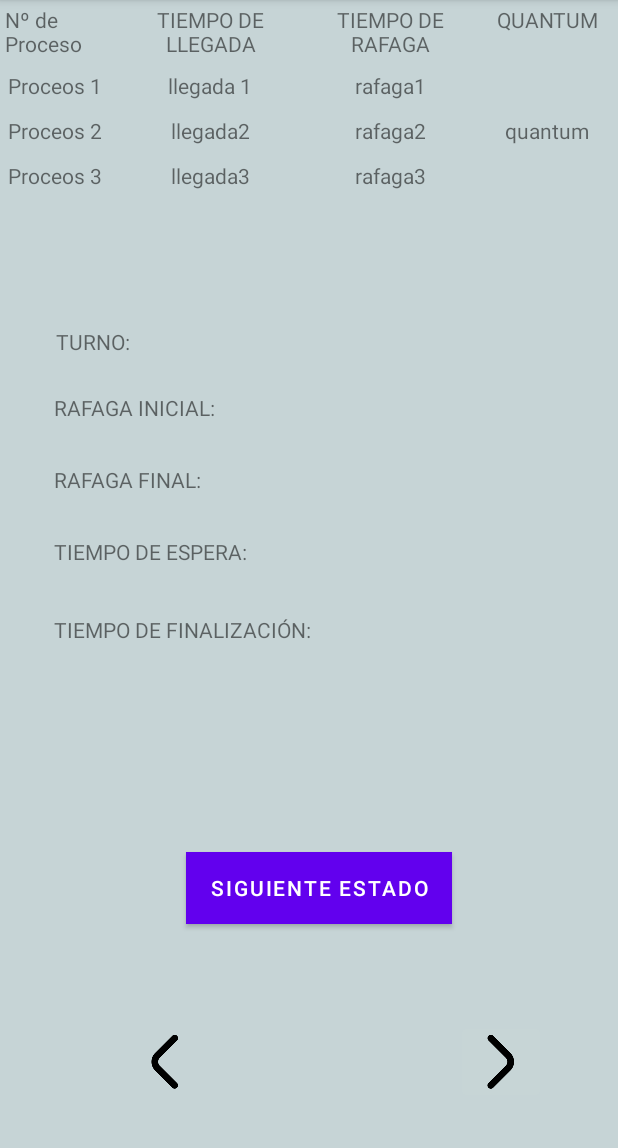
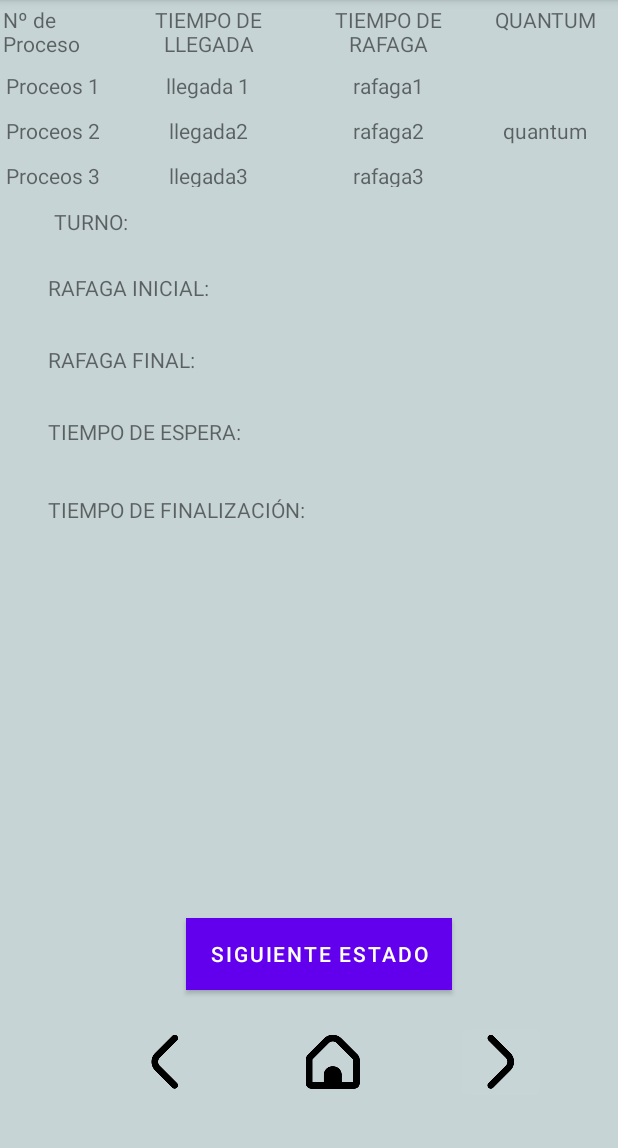
Before and after one commit to sebsbas/Planificaci-nRoundRobin, an Android app: the Example2 screen opened directly, with no data from a screen before it, on a phone screen of 412 x 824 dp, the part 84-1232 px from its top. Run offline under Robolectric (Android 15) with nearby library versions, the light colour scheme and no system bars.

Commit message:
Terminaciones finales.

```diff
--- a/app/src/main/java/com/example/planificacinroundrobin/Example2.java
+++ b/app/src/main/java/com/example/planificacinroundrobin/Example2.java
@@ -128,10 +128,7 @@ public class Example2 extends AppCompatActivity {
                     switch(currentPos[pos-1]){
                         case 1:
                             if(!p1){
-                                Toast.makeText(Example2.this, "caso 1", Toast.LENGTH_SHORT).show();
                                 if(r1>q){
-                                    Toast.makeText(Example2.this, "caso 1 a", Toast.LENGTH_SHORT).show();
-
                                     et+=q;
                                     turno.setText("Proceso 1");
                                     rIni.setText(""+r1+"");
@@ -168,8 +165,6 @@ public class Example2 extends AppCompatActivity {
                                     tEs.setText(""+e2+"");
                                     tFin.setText("No finalizado");
                                 }else{
-                                    Toast.makeText(Example2.this, "caso 2 b", Toast.LENGTH_SHORT).show();
-
                                     et+=r2;
                                     turno.setText("Proceso 2");
                                     rIni.setText(""+r2+"");
--- a/app/src/main/res/layout/activity_example2.xml
+++ b/app/src/main/res/layout/activity_example2.xml
@@ -6,100 +6,6 @@
     android:layout_height="match_parent"
     android:background="#C6D4D6"
     tools:context=".Example2">
-
-    <TextView
-        android:id="@+id/textTituFinales"
-        android:layout_width="313dp"
-        android:layout_height="31dp"
-        android:layout_marginStart="36dp"
-        android:layout_marginTop="100dp"
-        app:layout_constraintStart_toStartOf="parent"
-        app:layout_constraintTop_toBottomOf="@+id/txtFinalizacion" />
-
-    <TextView
-        android:id="@+id/textView8"
-        android:layout_width="wrap_content"
-        android:layout_height="wrap_content"
-        android:layout_marginStart="36dp"
-        android:layout_marginTop="244dp"
-        android:text="TIEMPO DE FINALIZACIÓN:"
-        app:layout_constraintStart_toStartOf="parent"
-        app:layout_constraintTop_toBottomOf="@+id/tblInf" />
-
-    <TextView
-        android:id="@+id/txtTurno"
-        android:layout_width="77dp"
-        android:layout_height="25dp"
-        android:layout_marginStart="112dp"
-        android:layout_marginTop="52dp"
-        app:layout_constraintStart_toStartOf="parent"
-        app:layout_constraintTop_toBottomOf="@+id/tblInf" />
-
-    <TextView
-        android:id="@+id/txtFinalizacion"
-        android:layout_width="140dp"
-        android:layout_height="25dp"
-        android:layout_marginStart="224dp"
-        android:layout_marginTop="244dp"
-        app:layout_constraintStart_toStartOf="parent"
-        app:layout_constraintTop_toBottomOf="@+id/tblInf" />
-
-    <TextView
-        android:id="@+id/txtTEspera"
-        android:layout_width="77dp"
-        android:layout_height="25dp"
-        android:layout_marginStart="192dp"
-        android:layout_marginTop="192dp"
-        app:layout_constraintStart_toStartOf="parent"
-        app:layout_constraintTop_toBottomOf="@+id/tblInf" />
-
-    <TextView
-        android:id="@+id/txtRInicial"
-        android:layout_width="77dp"
-        android:layout_height="25dp"
-        android:layout_marginStart="164dp"
-        android:layout_marginTop="96dp"
-        app:layout_constraintStart_toStartOf="parent"
-        app:layout_constraintTop_toBottomOf="@+id/tblInf" />
-
-    <TextView
-        android:id="@+id/txtRFinal"
-        android:layout_width="77dp"
-        android:layout_height="22dp"
-        android:layout_marginStart="164dp"
-        android:layout_marginTop="144dp"
-        app:layout_constraintStart_toStartOf="parent"
-        app:layout_constraintTop_toBottomOf="@+id/tblInf" />
-
-    <TextView
-        android:id="@+id/textView6"
-        android:layout_width="wrap_content"
-        android:layout_height="wrap_content"
-        android:layout_marginStart="36dp"
-        android:layout_marginTop="192dp"
-        android:text="TIEMPO DE ESPERA:"
-        app:layout_constraintStart_toStartOf="parent"
-        app:layout_constraintTop_toBottomOf="@+id/tblInf" />
-
-    <TextView
-        android:id="@+id/textView5"
-        android:layout_width="wrap_content"
-        android:layout_height="wrap_content"
-        android:layout_marginStart="36dp"
-        android:layout_marginTop="144dp"
-        android:text="RAFAGA FINAL:"
-        app:layout_constraintStart_toStartOf="parent"
-        app:layout_constraintTop_toBottomOf="@+id/tblInf" />
-
-    <TextView
-        android:id="@+id/textView4"
-        android:layout_width="wrap_content"
-        android:layout_height="wrap_content"
-        android:layout_marginStart="36dp"
-        android:layout_marginTop="96dp"
-        android:text="RAFAGA INICIAL:"
-        app:layout_constraintStart_toStartOf="parent"
-        app:layout_constraintTop_toBottomOf="@+id/tblInf" />
 
     <ImageButton
         android:id="@+id/btnNext8"
@@ -123,10 +29,10 @@
         android:layout_marginBottom="32dp"
         android:backgroundTint="#00FFFFFF"
         android:contentDescription="Home"
-        app:tint="#00FFFFFF"
         app:layout_constraintBottom_toBottomOf="parent"
         app:layout_constraintStart_toEndOf="@+id/btnBack8"
         app:srcCompat="@drawable/hogar_36"
+        app:tint="#000000"
         tools:ignore="SpeakableTextPresentCheck" />
 
     <ImageButton
@@ -148,7 +54,7 @@
         android:layout_width="wrap_content"
         android:layout_height="wrap_content"
         android:layout_marginStart="124dp"
-        android:layout_marginBottom="64dp"
+        android:layout_marginBottom="20dp"
         android:background="#2B857C"
         android:backgroundTint="#FC330E0E"
         android:text="Siguiente estado"
@@ -159,8 +65,8 @@
 
     <TableLayout
         android:id="@+id/tblInf"
-        android:layout_width="414dp"
-        android:layout_height="166dp"
+        android:layout_width="416dp"
+        android:layout_height="130dp"
         app:layout_constraintEnd_toEndOf="parent"
         app:layout_constraintStart_toStartOf="parent"
         app:layout_constraintTop_toTopOf="parent">
@@ -274,9 +180,46 @@
         android:id="@+id/textView3"
         android:layout_width="wrap_content"
         android:layout_height="wrap_content"
-        android:layout_marginStart="37dp"
-        android:layout_marginTop="52dp"
+        android:layout_marginStart="36dp"
+        android:layout_marginTop="8dp"
         android:text="TURNO:"
+        app:layout_constraintStart_toStartOf="parent"
+        app:layout_constraintTop_toBottomOf="@+id/tblInf" />
+
+    <TextView
+        android:id="@+id/txtTEspera"
+        android:layout_width="77dp"
+        android:layout_height="25dp"
+        android:layout_marginStart="188dp"
+        android:layout_marginTop="148dp"
+        app:layout_constraintStart_toStartOf="parent"
+        app:layout_constraintTop_toBottomOf="@+id/tblInf" />
+
+    <TextView
+        android:id="@+id/textTituFinales"
+        android:layout_width="313dp"
+        android:layout_height="31dp"
+        android:layout_marginStart="32dp"
+        android:layout_marginTop="36dp"
+        app:layout_constraintStart_toStartOf="parent"
+        app:layout_constraintTop_toBottomOf="@+id/txtFinalizacion" />
+
+    <TextView
+        android:id="@+id/txtFinalizacion"
+        android:layout_width="140dp"
+        android:layout_height="25dp"
+        android:layout_marginStart="220dp"
+        android:layout_marginTop="200dp"
+        app:layout_constraintStart_toStartOf="parent"
+        app:layout_constraintTop_toBottomOf="@+id/tblInf" />
+
+    <TextView
+        android:id="@+id/textView5"
+        android:layout_width="wrap_content"
+        android:layout_height="wrap_content"
+        android:layout_marginStart="32dp"
+        android:layout_marginTop="100dp"
+        android:text="RAFAGA FINAL:"
         app:layout_constraintStart_toStartOf="parent"
         app:layout_constraintTop_toBottomOf="@+id/tblInf" />
 
@@ -284,9 +227,66 @@
         android:id="@+id/textPuestosFinales"
         android:layout_width="315dp"
         android:layout_height="27dp"
-        android:layout_marginStart="36dp"
-        android:layout_marginTop="139dp"
+        android:layout_marginStart="32dp"
+        android:layout_marginTop="76dp"
         app:layout_constraintStart_toStartOf="parent"
         app:layout_constraintTop_toBottomOf="@+id/txtFinalizacion" />
 
+    <TextView
+        android:id="@+id/textView4"
+        android:layout_width="wrap_content"
+        android:layout_height="wrap_content"
+        android:layout_marginStart="32dp"
+        android:layout_marginTop="52dp"
+        android:text="RAFAGA INICIAL:"
+        app:layout_constraintStart_toStartOf="parent"
+        app:layout_constraintTop_toBottomOf="@+id/tblInf" />
+
+    <TextView
+        android:id="@+id/txtRFinal"
+        android:layout_width="77dp"
+        android:layout_height="22dp"
+        android:layout_marginStart="160dp"
+        android:layout_marginTop="100dp"
+        app:layout_constraintStart_toStartOf="parent"
+        app:layout_constraintTop_toBottomOf="@+id/tblInf" />
+
+    <TextView
+        android:id="@+id/textView8"
+        android:layout_width="wrap_content"
+        android:layout_height="wrap_content"
+        android:layout_marginStart="32dp"
+        android:layout_marginTop="200dp"
+        android:text="TIEMPO DE FINALIZACIÓN:"
+        app:layout_constraintStart_toStartOf="parent"
+        app:layout_constraintTop_toBottomOf="@+id/tblInf" />
+
+    <TextView
+        android:id="@+id/textView6"
+        android:layout_width="wrap_content"
+        android:layout_height="wrap_content"
+        android:layout_marginStart="32dp"
+        android:layout_marginTop="148dp"
+        android:text="TIEMPO DE ESPERA:"
+        app:layout_constraintStart_toStartOf="parent"
+        app:layout_constraintTop_toBottomOf="@+id/tblInf" />
+
+    <TextView
+        android:id="@+id/txtRInicial"
+        android:layout_width="77dp"
+        android:layout_height="25dp"
+        android:layout_marginStart="160dp"
+        android:layout_marginTop="52dp"
+        app:layout_constraintStart_toStartOf="parent"
+        app:layout_constraintTop_toBottomOf="@+id/tblInf" />
+
+    <TextView
+        android:id="@+id/txtTurno"
+        android:layout_width="77dp"
+        android:layout_height="25dp"
+        android:layout_marginStart="108dp"
+        android:layout_marginTop="8dp"
+        app:layout_constraintStart_toStartOf="parent"
+        app:layout_constraintTop_toBottomOf="@+id/tblInf" />
+
 </androidx.constraintlayout.widget.ConstraintLayout>
```
